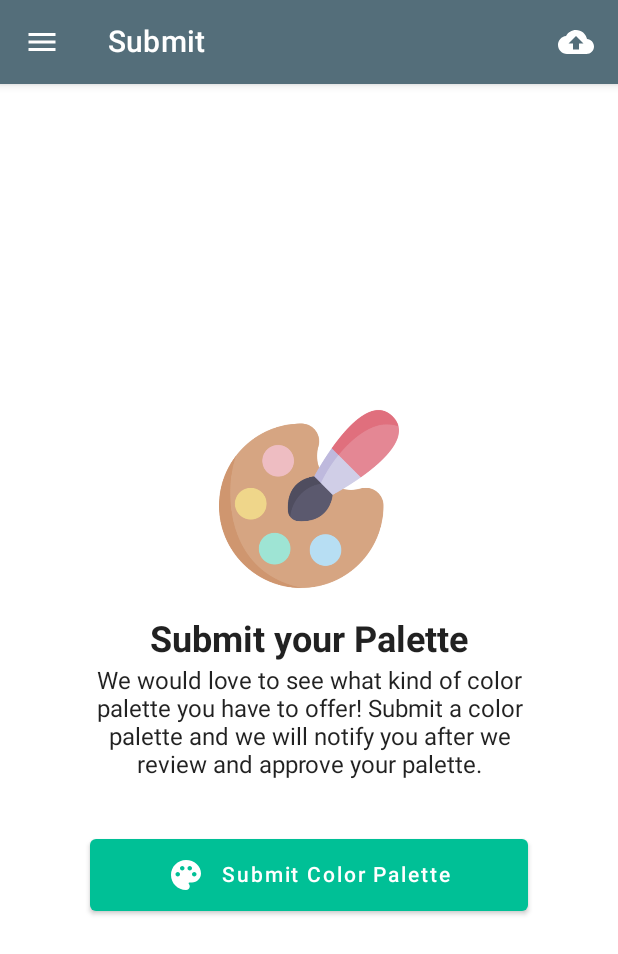
After one commit to brunog-github/ColorPalettesApp, an Android app built with Jetpack Compose: the composable SubmittedScreen shown on its own in the app's theme, on a phone screen of 412 x 824 dp. The commit adds this screen. Shown: the top 954 px of the screen. Run offline under Robolectric (Android 15) with nearby library versions, the phone set to English and light mode, and no system bars; our stand-ins replace Dagger/Hilt's generated code; 1 statement that could not run was skipped.

Commit message:
Design Submitted Screen

```diff
--- a/app/src/main/java/com/example/colorpalettesapp/navigation/NavGraph.kt
+++ b/app/src/main/java/com/example/colorpalettesapp/navigation/NavGraph.kt
@@ -11,6 +11,7 @@ import com.example.colorpalettesapp.presentation.screen.details.DetailsScreen
 import com.example.colorpalettesapp.presentation.screen.home.HomeScreen
 import com.example.colorpalettesapp.presentation.screen.login.LoginScreen
 import com.example.colorpalettesapp.presentation.screen.saved.SavedScreen
+import com.example.colorpalettesapp.presentation.screen.submitted.SubmittedScreen
 import com.example.colorpalettesapp.util.Constants.COLOR_PALETTE_KEY
 
 @Composable
@@ -42,7 +43,7 @@ fun SetupNavGraph(navController: NavHostController) {
 
         }
         composable(route = Screen.Saved.route) { SavedScreen(navController = navController) }
-        composable(route = Screen.Submitted.route) {}
+        composable(route = Screen.Submitted.route) { SubmittedScreen(navController = navController) }
         composable(route = Screen.Create.route) {}
     }
 }
--- /dev/null
+++ b/app/src/main/java/com/example/colorpalettesapp/presentation/screen/submitted/SubmittedContent.kt
@@ -0,0 +1,91 @@
+package com.example.colorpalettesapp.presentation.screen.submitted
+
+import androidx.compose.foundation.Image
+import androidx.compose.foundation.layout.*
+import androidx.compose.material.*
+import androidx.compose.material.icons.Icons
+import androidx.compose.material.icons.filled.Palette
+import androidx.compose.runtime.Composable
+import androidx.compose.ui.Alignment
+import androidx.compose.ui.Modifier
+import androidx.compose.ui.graphics.Color
+import androidx.compose.ui.res.painterResource
+import androidx.compose.ui.res.stringResource
+import androidx.compose.ui.text.font.FontWeight
+import androidx.compose.ui.text.style.TextAlign
+import androidx.compose.ui.unit.TextUnit
+import androidx.compose.ui.unit.dp
+import androidx.navigation.NavHostController
+import com.example.colorpalettesapp.R
+import com.example.colorpalettesapp.domain.model.ColorPalette
+import com.example.colorpalettesapp.presentation.components.DefaultContent
+import com.example.colorpalettesapp.ui.theme.InfoGreen
+import com.example.colorpalettesapp.util.RequestState
+
+@Composable
+fun SubmittedContent(
+    navController: NavHostController,
+    submittedColors: List<ColorPalette>,
+    requestState: RequestState,
+    onSubmitClicked: () -> Unit
+) {
+    if (requestState is RequestState.Success || requestState is RequestState.Error) {
+        if (submittedColors.isEmpty()) {
+            SubmitView(onSubmitClicked = onSubmitClicked)
+        } else {
+            DefaultContent(
+                navController = navController,
+                colorPalette = submittedColors,
+                showFab = false
+            )
+        }
+    }
+}
+
+@Composable
+fun SubmitView(onSubmitClicked: () -> Unit) {
+    Column(
+        modifier = Modifier
+            .fillMaxSize()
+            .padding(60.dp),
+        verticalArrangement = Arrangement.Center,
+        horizontalAlignment = Alignment.CenterHorizontally
+    ) {
+        Image(
+            modifier = Modifier.size(120.dp),
+            painter = painterResource(id = R.drawable.colorpalette),
+            contentDescription = "Color Palette Image"
+        )
+        Spacer(modifier = Modifier.height(20.dp))
+        Text(
+            text = stringResource(id = R.string.submit_palette),
+            fontWeight = FontWeight.Bold,
+            fontSize = MaterialTheme.typography.h5.fontSize
+        )
+        Spacer(modifier = Modifier.height(4.dp))
+        Text(
+            text = stringResource(id = R.string.submit_description),
+            fontSize = MaterialTheme.typography.subtitle1.fontSize,
+            textAlign = TextAlign.Center
+        )
+        Spacer(modifier = Modifier.height(40.dp))
+        Button(
+            modifier = Modifier
+                .height(48.dp)
+                .fillMaxWidth(),
+            onClick = onSubmitClicked,
+            colors = ButtonDefaults.buttonColors(backgroundColor = InfoGreen)
+        ) {
+            Icon(
+                imageVector = Icons.Filled.Palette,
+                contentDescription = "Color Palette Icon",
+                tint = Color.White
+            )
+            Spacer(modifier = Modifier.width(12.dp))
+            Text(
+                text = stringResource(id = R.string.submit_button),
+                color = Color.White
+            )
+        }
+    }
+}
--- /dev/null
+++ b/app/src/main/java/com/example/colorpalettesapp/presentation/screen/submitted/SubmittedScreen.kt
@@ -0,0 +1,59 @@
+package com.example.colorpalettesapp.presentation.screen.submitted
+
+import android.annotation.SuppressLint
+import androidx.compose.material.Scaffold
+import androidx.compose.material.rememberScaffoldState
+import androidx.compose.runtime.Composable
+import androidx.compose.runtime.rememberCoroutineScope
+import androidx.hilt.navigation.compose.hiltViewModel
+import androidx.navigation.NavHostController
+import com.example.colorpalettesapp.presentation.components.NavigationDrawer
+import kotlinx.coroutines.launch
+
+@SuppressLint("UnusedMaterialScaffoldPaddingParameter")
+@Composable
+fun SubmittedScreen(
+    navController: NavHostController,
+    submittedViewModel: SubmittedViewModel = hiltViewModel()
+) {
+
+    val scaffoldState = rememberScaffoldState()
+    val scope = rememberCoroutineScope()
+    val submittedPalettes = submittedViewModel.submittedPalettes
+    val requestState = submittedViewModel.requestState
+
+    Scaffold(
+        scaffoldState = scaffoldState,
+        topBar = {
+            SubmittedTopBar(
+                submittedColors = submittedPalettes,
+                requestState = requestState,
+                onSubmitClicked = {},
+                onMenuClicked = { scope.launch { scaffoldState.drawerState.open()  } }
+            )
+        },
+        drawerContent = {
+            NavigationDrawer(
+                navController = navController,
+                scaffoldState = scaffoldState,
+                logoutFailed = {
+                    scope.launch {
+                        scaffoldState.snackbarHostState.showSnackbar(
+                            "Something went wrong",
+                            "Ok"
+                        )
+                    }
+                }
+            )
+        },
+        content = {
+            SubmittedContent(
+                navController = navController,
+                submittedColors = submittedPalettes,
+                requestState = requestState,
+                onSubmitClicked = {}
+            )
+        }
+    )
+
+}
--- /dev/null
+++ b/app/src/main/java/com/example/colorpalettesapp/presentation/screen/submitted/SubmittedTopBar.kt
@@ -0,0 +1,73 @@
+package com.example.colorpalettesapp.presentation.screen.submitted
+
+import androidx.compose.material.*
+import androidx.compose.material.icons.Icons
+import androidx.compose.material.icons.filled.CloudUpload
+import androidx.compose.material.icons.filled.Menu
+import androidx.compose.runtime.Composable
+import androidx.compose.ui.tooling.preview.Preview
+import com.example.colorpalettesapp.domain.model.ColorPalette
+import com.example.colorpalettesapp.ui.theme.topAppBarBackgroundColor
+import com.example.colorpalettesapp.ui.theme.topAppBarContentColor
+import com.example.colorpalettesapp.util.RequestState
+
+@Composable
+fun SubmittedTopBar(
+    submittedColors: List<ColorPalette>,
+    requestState: RequestState,
+    onSubmitClicked: () -> Unit,
+    onMenuClicked: () -> Unit
+) {
+
+    TopAppBar(
+        backgroundColor = MaterialTheme.colors.topAppBarBackgroundColor,
+        navigationIcon = {
+            IconButton(onClick = onMenuClicked) {
+                Icon(
+                    imageVector = Icons.Filled.Menu,
+                    contentDescription = "Drawer Icon",
+                    tint = MaterialTheme.colors.topAppBarContentColor
+                )
+            }
+        },
+        title = {
+            if (requestState is RequestState.Success || requestState is RequestState.Error) {
+                Text(
+                    text = if (submittedColors.isEmpty()) "Submit" else "Submitted Palettes",
+                    color = MaterialTheme.colors.topAppBarContentColor
+                )
+            }
+        },
+        actions = {
+            IconButton(onClick = onSubmitClicked) {
+                Icon(
+                    imageVector = Icons.Filled.CloudUpload,
+                    contentDescription = "Submit Icon",
+                    tint = MaterialTheme.colors.topAppBarContentColor
+                )
+            }
+        }
+    )
+}
+
+@Preview
+@Composable
+private fun SubmittedTopBarPreview() {
+    SubmittedTopBar(
+        submittedColors = listOf(),
+        requestState = RequestState.Success,
+        onSubmitClicked = {},
+        onMenuClicked = {}
+    )
+}
+
+@Preview
+@Composable
+private fun SubmittedTopBarColorsPreview() {
+    SubmittedTopBar(
+        submittedColors = listOf(ColorPalette()),
+        requestState = RequestState.Success,
+        onSubmitClicked = {},
+        onMenuClicked = {}
+    )
+}
--- /dev/null
+++ b/app/src/main/java/com/example/colorpalettesapp/presentation/screen/submitted/SubmittedViewModel.kt
@@ -0,0 +1,25 @@
+package com.example.colorpalettesapp.presentation.screen.submitted
+
+import androidx.compose.runtime.getValue
+import androidx.compose.runtime.mutableStateListOf
+import androidx.compose.runtime.mutableStateOf
+import androidx.compose.runtime.setValue
+import androidx.lifecycle.ViewModel
+import com.example.colorpalettesapp.domain.model.ColorPalette
+import com.example.colorpalettesapp.domain.repository.Repository
+import com.example.colorpalettesapp.util.RequestState
+import dagger.hilt.android.lifecycle.HiltViewModel
+import javax.inject.Inject
+
+@HiltViewModel
+class SubmittedViewModel @Inject constructor(
+    private val repository: Repository
+) : ViewModel() {
+
+    private val _submittedPalettes = mutableStateListOf<ColorPalette>()
+    val submittedPalettes: List<ColorPalette> get() = _submittedPalettes
+
+    var requestState by mutableStateOf<RequestState>(RequestState.Success)
+        private set
+
+}
--- a/app/src/main/res/values/strings.xml
+++ b/app/src/main/res/values/strings.xml
@@ -3,4 +3,8 @@
 
     <string name="sign_in_title">Sign in to Continue</string>
     <string name="sign_in_subtitle">If you want to access this app,\nfirst you need to sign in.</string>
+
+    <string name="submit_palette">Submit your Palette</string>
+    <string name="submit_description">We would love to see what kind of color palette you have to offer! Submit a color palette and we will notify you after we review and approve your palette.</string>
+    <string name="submit_button">Submit Color Palette</string>
 </resources>
```
Also changed, not shown: app/src/main/res/drawable/colorpalette.png (added).
